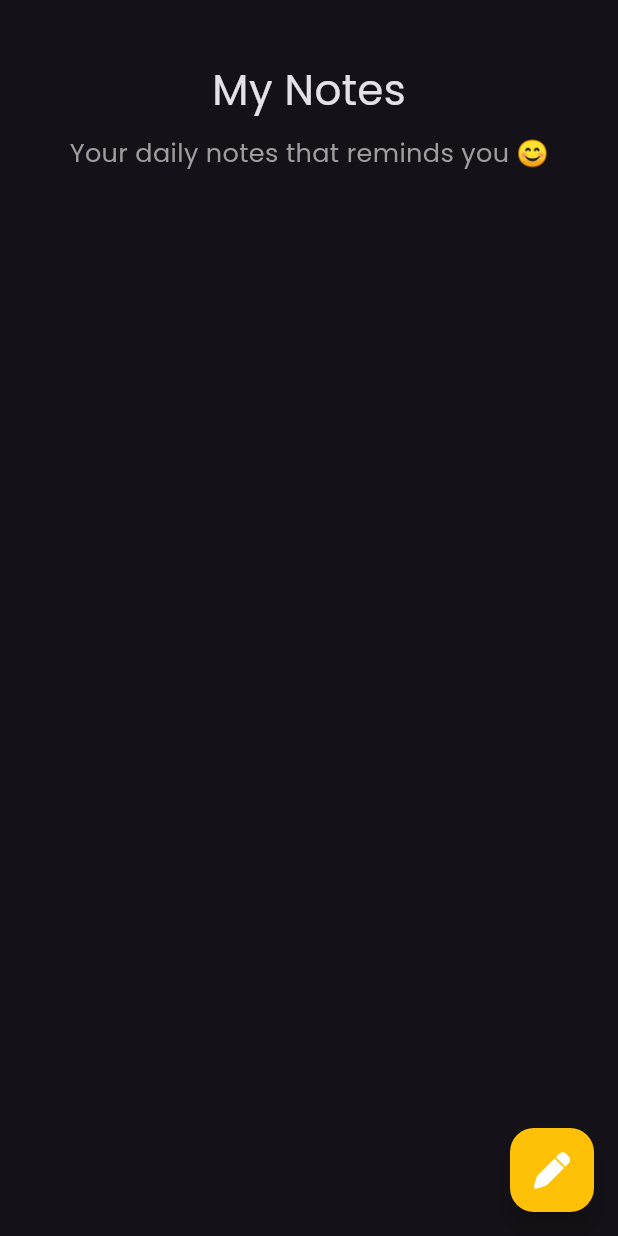
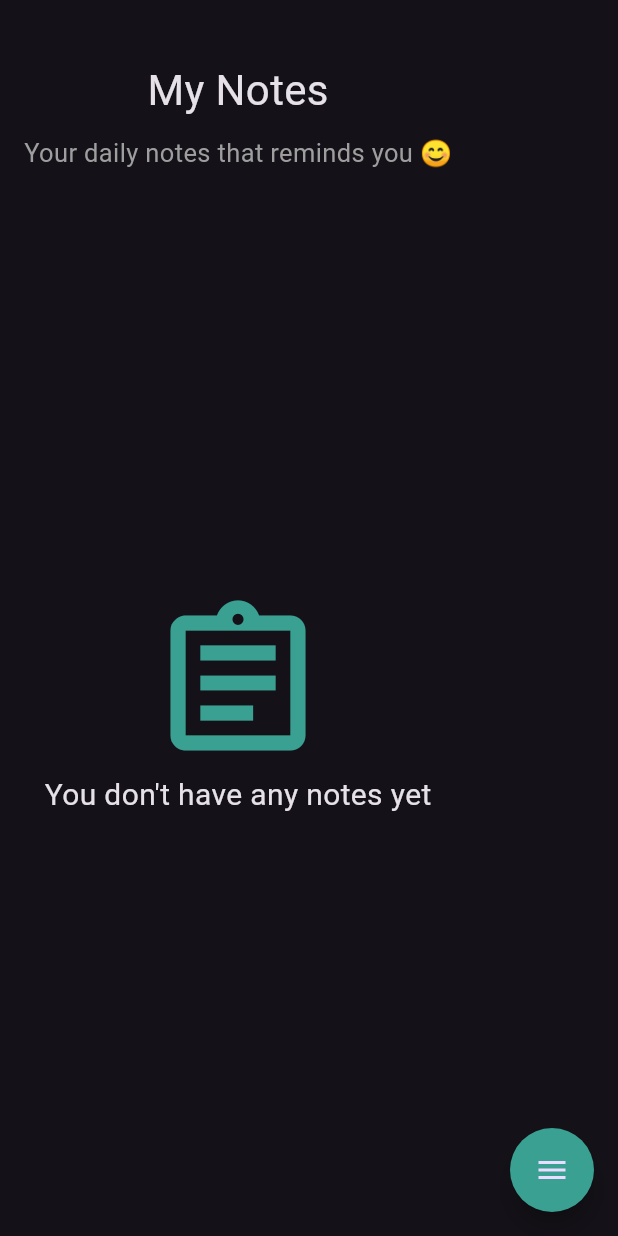
Before and after one commit to fatima304/Noteria, a Flutter app: the NotesView screen opened directly, on a phone screen of 412 x 824 dp. Run offline on Flutter 3.47's test engine with Material 3 defaults, Android fonts, the phone set to English and light mode, and no system bars; drawn by our look-alikes of flutter_speed_dial; our stand-ins replace bloc, flutter_bloc, hive, hive_flutter; missing offline and left inert: flutter_onboard; accounts and stored records are empty.

Commit message:
add change app theme

```diff
--- a/lib/Views/Widgets/editNoteViewBody.dart
+++ b/lib/Views/Widgets/editNoteViewBody.dart
@@ -99,7 +99,7 @@ class _EditColorsState extends State<EditColors> {
   @override
   Widget build(BuildContext context) {
     return SizedBox(
-      height: 40,
+      height: 25 * 2,
       child: ListView.builder(
           itemCount: colors.length,
           scrollDirection: Axis.horizontal,
--- a/lib/Views/Widgets/notesListView.dart
+++ b/lib/Views/Widgets/notesListView.dart
@@ -6,8 +6,6 @@ import 'package:noteapp/Cubits/NotesCubit/notes_cubit_cubit.dart';
 
 class NotesListView extends StatelessWidget {
   const NotesListView({super.key});
-
-  final data = const [];
 
   @override
   Widget build(BuildContext context) {
@@ -18,7 +16,8 @@ class NotesListView extends StatelessWidget {
           padding: const EdgeInsets.symmetric(
             vertical: 16,
           ),
-          child: ListView.builder(
+          child: notes.isNotEmpty
+              ? ListView.builder(
                   itemCount: notes.length,
                   itemBuilder: (BuildContext context, int index) {
                     return Padding(
@@ -28,6 +27,23 @@ class NotesListView extends StatelessWidget {
                       ),
                     );
                   },
+                )
+              : const Column(
+                  mainAxisAlignment: MainAxisAlignment.center,
+                  children: [
+                    Icon(
+                      Icons.assignment_outlined,
+                      color: Color(0xff39a092),
+                      size: 120,
+                    ),
+                    Text(
+                      'You don\'t have any notes yet',
+                      style: TextStyle(
+                        // color: Colors.white,
+                        fontSize: 20,
+                      ),
+                    ),
+                  ],
                 ),
         );
       },
--- a/lib/Views/Widgets/notesViewBody.dart
+++ b/lib/Views/Widgets/notesViewBody.dart
@@ -31,7 +31,7 @@ class _NotesViewBodyState extends State<NotesViewBody> {
         children: [
           CustomAppBar(),
           Expanded(
-            child: NotesListView(),
+            child:  NotesListView(),
           ),
         ],
       ),
--- a/lib/Views/notesView.dart
+++ b/lib/Views/notesView.dart
@@ -1,18 +1,33 @@
 import 'package:flutter/material.dart';
+import 'package:flutter_speed_dial/flutter_speed_dial.dart';
 import 'package:noteapp/Views/Widgets/addNoteSheet.dart';
 import 'package:noteapp/Views/Widgets/notesViewBody.dart';
-import 'package:font_awesome_flutter/font_awesome_flutter.dart';
 
-class NotesView extends StatelessWidget {
-  const NotesView({super.key});
+class NotesView extends StatefulWidget {
+  const NotesView({Key? key}) : super(key: key);
+
+  @override
+  _NotesViewState createState() => _NotesViewState();
+}
+
+class _NotesViewState extends State<NotesView> {
+  bool isDarkTheme = true;
 
   @override
   Widget build(BuildContext context) {
-    return Scaffold(
+    return Builder(
+      builder: (context) {
+        return Theme(
+          data: isDarkTheme ? ThemeData.dark() : ThemeData.light(),
+          child: Scaffold(
             body: const NotesViewBody(),
-      floatingActionButton: FloatingActionButton(
-        backgroundColor: Colors.amber,
-        onPressed: () {
+            floatingActionButton: SpeedDial(
+              backgroundColor: const Color(0xff39a092),
+              animatedIcon: AnimatedIcons.menu_close,
+              children: [
+                SpeedDialChild(
+                  child: const Icon(Icons.add),
+                  onTap: () {
                     showModalBottomSheet(
                       isScrollControlled: true,
                       shape: const RoundedRectangleBorder(
@@ -27,11 +42,23 @@ class NotesView extends StatelessWidget {
                       },
                     );
                   },
-        child: const Icon(
-          FontAwesomeIcons.pen,
-          color: Colors.white,
+                ),
+                SpeedDialChild(
+                  child: Icon(
+                    isDarkTheme ? Icons.brightness_4 : Icons.brightness_2,
+                  ),
+                  onTap: () {
+                    // Toggle the theme
+                    setState(() {
+                      isDarkTheme = !isDarkTheme;
+                    });
+                  },
+                ),
+              ],
             ),
           ),
         );
+      },
+    );
   }
 }
--- a/pubspec.yaml
+++ b/pubspec.yaml
@@ -45,6 +45,9 @@ dependencies:
   modal_progress_hud_nsn: ^0.4.0
   intl: ^0.18.1
   flutter_launcher_icons: ^0.13.1
+  flutter_speed_dial: ^7.0.0
+
+
 
 flutter_launcher_icons:
   android: "launcher_icon"
@@ -99,7 +102,7 @@ flutter:
   fonts:
     - family: Poppins
       fonts:
-        - asset: assets/fonts/Poppins-Regular.ttf
+        - asset: assets/fonts/Poppins-MediumItalic.ttf
   #   - family: Trajan Pro
   #     fonts:
   #       - asset: fonts/TrajanPro.ttf
```
Also changed, not shown: pubspec.lock. Lines whose indentation alone changed are shown as unchanged.
